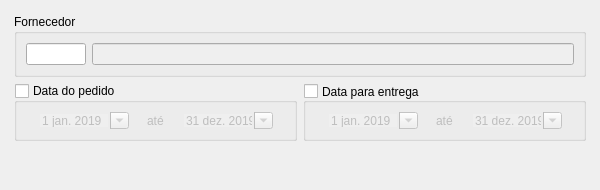
Klubas/Projeto-SOAD, file Resources/UI/Componentes/FiltroPedido.ui: the form before one commit.
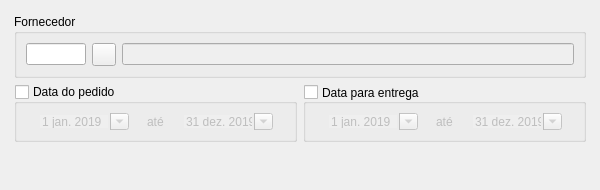
The form after the commit.

Commit message: - Adicionados botões de localizar nos cadastros e filtros - Ajustado erro de encoding do json

The edit to the form file:
```diff
--- a/Resources/UI/Componentes/FiltroPedido.ui
+++ b/Resources/UI/Componentes/FiltroPedido.ui
@@ -177,6 +177,13 @@
                  </property>
                 </widget>
                </item>
+               <item>
+                <widget class="QToolButton" name="toolButton_pessoa">
+                 <property name="text">
+                  <string/>
+                 </property>
+                </widget>
+               </item>
                <item>
                 <widget class="QLineEdit" name="lineEdit_pessoa">
                  <property name="enabled">
```
The commit also changes 38 other files.
